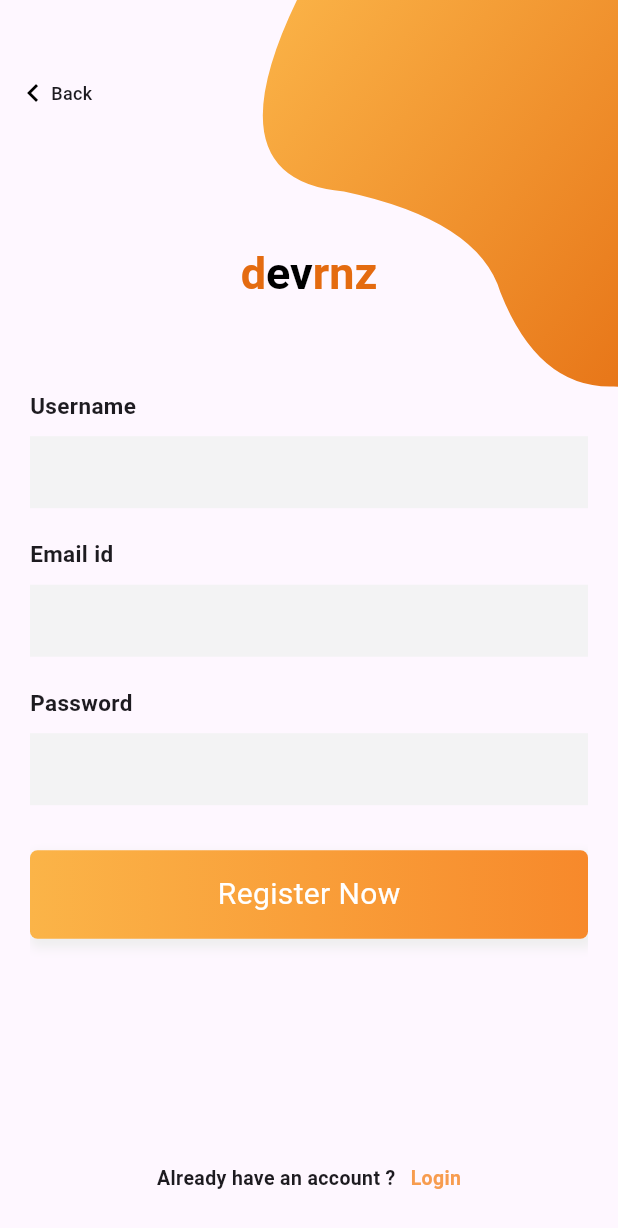
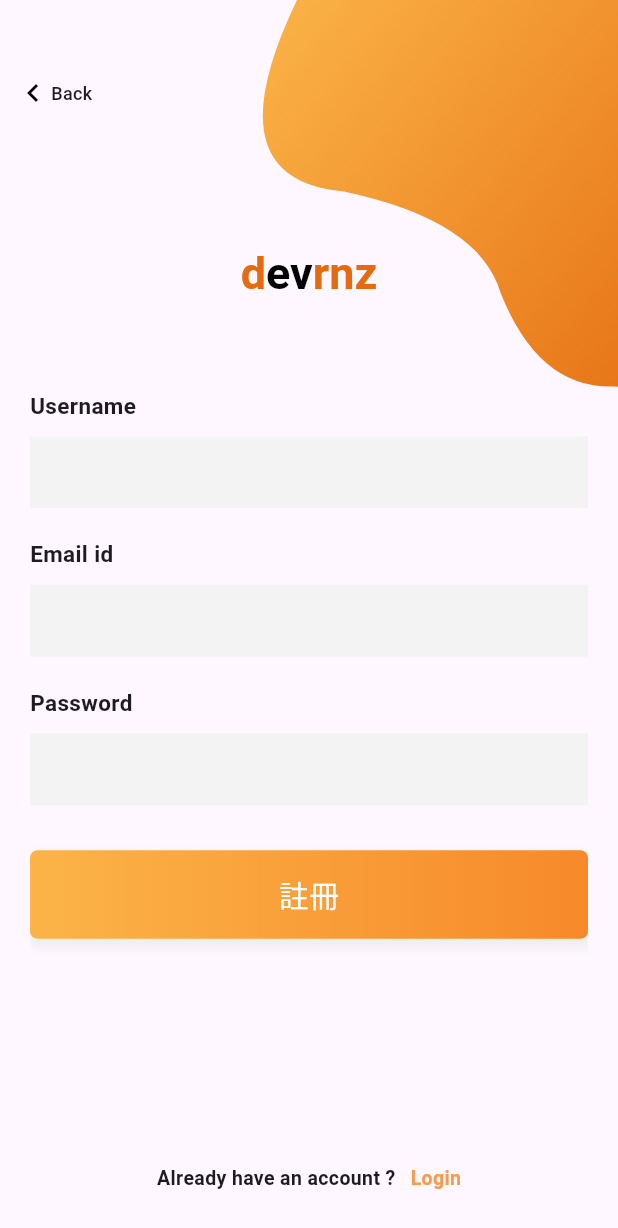
Before and after one commit to yuchiyang123/TASK_MANAGEMENT, a Flutter app: the RegisterPage screen opened directly, on a phone screen of 412 x 824 dp. Shown: the top 1228 px of the screen. Run offline on Flutter 3.47's test engine with Material 3 defaults, Android fonts, the phone set to English and light mode, and no system bars; our stand-ins replace email_validator, flutter_riverpod, jwt_decoder, logger, riverpod; missing offline and left inert: bcrypt, dart_jsonwebtoken, mysql1.

Commit message:
新增權限錯誤顯示，新增常用widget的錯誤dialog，新增註冊的依賴注入，修正註冊登入的錯誤的顯示方式，修正註冊頁面功能

```diff
--- /dev/null
+++ b/lib/features/auth/Exception/auth_exception.dart
@@ -0,0 +1,43 @@
+// auth_exception.dart
+class AuthException implements Exception {
+  final String message;
+  final String code;
+
+  const AuthException({
+    required this.message,
+    required this.code,
+  });
+}
+
+/// 認證相關錯誤碼常量
+class AuthErrorCodes {
+  /// 用戶名已存在，註冊時檢測到重複的用戶名
+  static const String USERNAME_DUPLICATE = 'USERNAME_DUPLICATE';
+
+  /// 電子郵件已存在，註冊時檢測到重複的電子郵件地址
+  static const String EMAIL_DUPLICATE = 'EMAIL_DUPLICATE';
+
+  /// 無效的電子郵件格式，輸入的電子郵件地址格式不正確
+  static const String INVALID_EMAIL = 'INVALID_EMAIL';
+
+  /// 密碼格式無效，不符合密碼複雜度要求（如：長度、包含大小寫字母和數字等）
+  static const String INVALID_PASSWORD = 'INVALID_PASSWORD';
+
+  /// 用戶不存在，查詢數據庫時找不到指定的用戶
+  static const String USER_NOT_FOUND = 'USER_NOT_FOUND';
+
+  /// 無效的憑證，通常是密碼錯誤或認證信息不正確
+  static const String INVALID_CREDENTIALS = 'INVALID_CREDENTIALS';
+
+  /// 帳號已被停用，用戶帳號處於非活動狀態
+  static const String ACCOUNT_DISABLED = 'ACCOUNT_DISABLED';
+
+  /// 未知錯誤，系統捕獲到未預期的異常
+  static const String UNKNOWN_ERROR = 'UNKNOWN_ERROR';
+
+  /// 找不到用戶，通常用於查詢或操作特定用戶時未找到對應記錄
+  static const String UNDERFOUND_USER = 'UNDERFOUND_USER';
+
+  /// 密碼驗證失敗，用於密碼比對不匹配的情況
+  static const String PASSWORD_VERIFIY_FAILED = 'PASSWORD_VERIFIY_FAILED';
+}
--- a/lib/features/auth/screens/register_screen.dart
+++ b/lib/features/auth/screens/register_screen.dart
@@ -1,32 +1,40 @@
 import 'package:flutter/material.dart';
+import 'package:logger/logger.dart';
+import 'package:flutter_riverpod/flutter_riverpod.dart';
+import 'package:task_management/features/auth/states/auth_state.dart';
+import 'package:task_management/features/auth/states/register_state.dart';
 import 'package:task_management/features/auth/widgets/bezierContainer.dart';
 import 'package:task_management/features/auth/screens/login_screen.dart';
-import 'package:google_fonts/google_fonts.dart';
+import 'package:task_management/shared/models/users.dart';
+import 'package:task_management/features/auth/Exception/auth_exception.dart';
+import 'package:task_management/shared/widgets/error_dialog.dart';
 
-class RegisterPage extends StatefulWidget {
-  RegisterPage({Key? key, this.title}) : super(key: key);
+class RegisterPage extends ConsumerStatefulWidget {
+  const RegisterPage({super.key, this.title});
 
   final String? title;
 
   @override
-  _RegisterPageState createState() => _RegisterPageState();
+  ConsumerState<RegisterPage> createState() => _RegisterPageState();
 }
 
-class _RegisterPageState extends State<RegisterPage> {
+class _RegisterPageState extends ConsumerState<RegisterPage> {
+  final logger = Logger();
+
   Widget _backButton() {
     return InkWell(
       onTap: () {
         Navigator.pop(context);
       },
       child: Container(
-        padding: EdgeInsets.symmetric(horizontal: 10),
+        padding: const EdgeInsets.symmetric(horizontal: 10),
         child: Row(
           children: <Widget>[
             Container(
-              padding: EdgeInsets.only(left: 0, top: 10, bottom: 10),
-              child: Icon(Icons.keyboard_arrow_left, color: Colors.black),
+              padding: const EdgeInsets.only(left: 0, top: 10, bottom: 10),
+              child: const Icon(Icons.keyboard_arrow_left, color: Colors.black),
             ),
-            Text('Back',
+            const Text('Back',
                 style: TextStyle(fontSize: 12, fontWeight: FontWeight.w500))
           ],
         ),
@@ -36,20 +44,20 @@ class _RegisterPageState extends State<RegisterPage> {
 
   Widget _entryField(String title, {bool isPassword = false}) {
     return Container(
-      margin: EdgeInsets.symmetric(vertical: 10),
+      margin: const EdgeInsets.symmetric(vertical: 10),
       child: Column(
         crossAxisAlignment: CrossAxisAlignment.start,
         children: <Widget>[
           Text(
             title,
-            style: TextStyle(fontWeight: FontWeight.bold, fontSize: 15),
+            style: const TextStyle(fontWeight: FontWeight.bold, fontSize: 15),
           ),
-          SizedBox(
+          const SizedBox(
             height: 10,
           ),
           TextField(
               obscureText: isPassword,
-              decoration: InputDecoration(
+              decoration: const InputDecoration(
                   border: InputBorder.none,
                   fillColor: Color(0xfff3f3f4),
                   filled: true))
@@ -59,41 +67,83 @@ class _RegisterPageState extends State<RegisterPage> {
   }
 
   Widget _submitButton() {
+    // 監聽表單狀態
+    final formState = ref.watch(RegisterFormProvider);
+
     return Container(
         width: MediaQuery.of(context).size.width,
-      padding: EdgeInsets.symmetric(vertical: 15),
+        padding: const EdgeInsets.symmetric(vertical: 15),
         alignment: Alignment.center,
         decoration: BoxDecoration(
-          borderRadius: BorderRadius.all(Radius.circular(5)),
+            borderRadius: const BorderRadius.all(Radius.circular(5)),
             boxShadow: <BoxShadow>[
               BoxShadow(
                   color: Colors.grey.shade200,
-                offset: Offset(2, 4),
+                  offset: const Offset(2, 4),
                   blurRadius: 5,
                   spreadRadius: 2)
             ],
-          gradient: LinearGradient(
+            gradient: const LinearGradient(
                 begin: Alignment.centerLeft,
                 end: Alignment.centerRight,
                 colors: [Color(0xfffbb448), Color(0xfff7892b)])),
-      child: Text(
-        'Register Now',
+        child: InkWell(
+          onTap: () async {
+            try {
+              final authService = await ref.read(authServiceProvider.future);
+              if (!authService.validatePasswordMatch(
+                  formState.password, formState.confirmPassword)) {
+                logger.w(
+                    '密碼：${formState.password}｜重複密碼：${formState.confirmPassword}');
+                if (!mounted) return;
+                showErrorDialog(context, '密碼不一致', '請確認密碼是否一致');
+              }
+              final newUser = User(
+                username: formState.username,
+                email: formState.email,
+                passwordHash: formState.password,
+              );
+              authService.register(newUser, formState.password);
+            } on AuthException catch (e) {
+              // 確保他生命週期過了狀態不會一直存在
+              if (!mounted) return;
+              // 處理特定錯誤
+              switch (e.code) {
+                case AuthErrorCodes.USERNAME_DUPLICATE:
+                  showErrorDialog(context, '用戶名已被使用', '請選擇其他用戶名');
+                  break;
+                case AuthErrorCodes.EMAIL_DUPLICATE:
+                  showErrorDialog(context, 'Email已被註冊', '請使用其他Email地址');
+                  break;
+                case AuthErrorCodes.INVALID_PASSWORD:
+                  showErrorDialog(context, '密碼格式錯誤', e.message);
+                  break;
+                default:
+                  showErrorDialog(context, '註冊失敗', e.message);
+              }
+            } catch (e) {
+              logger.w('註冊失敗 錯誤碼：$e');
+              throw '註冊失敗';
+            }
+          },
+          child: const Text(
+            '註冊',
             style: TextStyle(fontSize: 20, color: Colors.white),
           ),
-    );
+        ));
   }
 
   Widget _loginAccountLabel() {
     return InkWell(
       onTap: () {
-        Navigator.push(
-            context, MaterialPageRoute(builder: (context) => LoginPage()));
+        Navigator.push(context,
+            MaterialPageRoute(builder: (context) => const LoginPage()));
       },
       child: Container(
-        margin: EdgeInsets.symmetric(vertical: 20),
-        padding: EdgeInsets.all(15),
+        margin: const EdgeInsets.symmetric(vertical: 20),
+        padding: const EdgeInsets.all(15),
         alignment: Alignment.bottomCenter,
-        child: Row(
+        child: const Row(
           mainAxisAlignment: MainAxisAlignment.center,
           children: <Widget>[
             Text(
@@ -119,7 +169,7 @@ class _RegisterPageState extends State<RegisterPage> {
   Widget _title() {
     return RichText(
       textAlign: TextAlign.center,
-      text: TextSpan(
+      text: const TextSpan(
           text: 'd',
           style: TextStyle(
               fontSize: 30,
@@ -152,17 +202,17 @@ class _RegisterPageState extends State<RegisterPage> {
   Widget build(BuildContext context) {
     final height = MediaQuery.of(context).size.height;
     return Scaffold(
-      body: Container(
+      body: SizedBox(
         height: height,
         child: Stack(
           children: <Widget>[
             Positioned(
               top: -MediaQuery.of(context).size.height * .15,
               right: -MediaQuery.of(context).size.width * .4,
-              child: BezierContainer(),
+              child: const BezierContainer(),
             ),
             Container(
-              padding: EdgeInsets.symmetric(horizontal: 20),
+              padding: const EdgeInsets.symmetric(horizontal: 20),
               child: SingleChildScrollView(
                 child: Column(
                   crossAxisAlignment: CrossAxisAlignment.center,
@@ -170,11 +220,11 @@ class _RegisterPageState extends State<RegisterPage> {
                   children: <Widget>[
                     SizedBox(height: height * .2),
                     _title(),
-                    SizedBox(
+                    const SizedBox(
                       height: 50,
                     ),
                     _emailPasswordWidget(),
-                    SizedBox(
+                    const SizedBox(
                       height: 20,
                     ),
                     _submitButton(),
```
Also changed, not shown: lib/features/auth/screens/login_screen.dart (+16 -0 lines), lib/features/auth/states/register_state.dart (added, +54 -0 lines), lib/shared/services/auth_service.dart (+39 -11 lines), lib/shared/widgets/error_dialog.dart (added, +27 -0 lines). Lines whose indentation alone changed are shown as unchanged.
